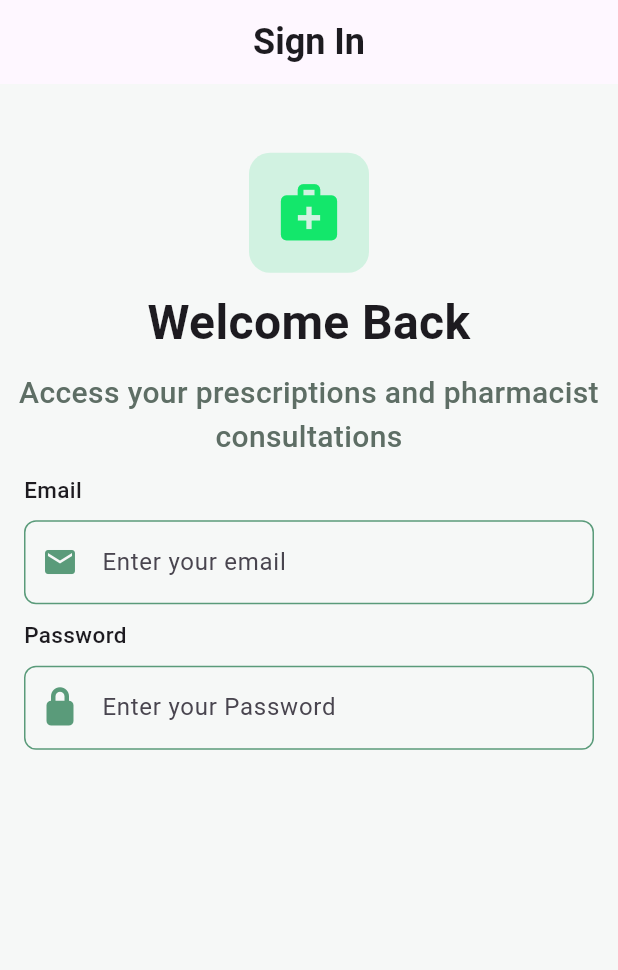
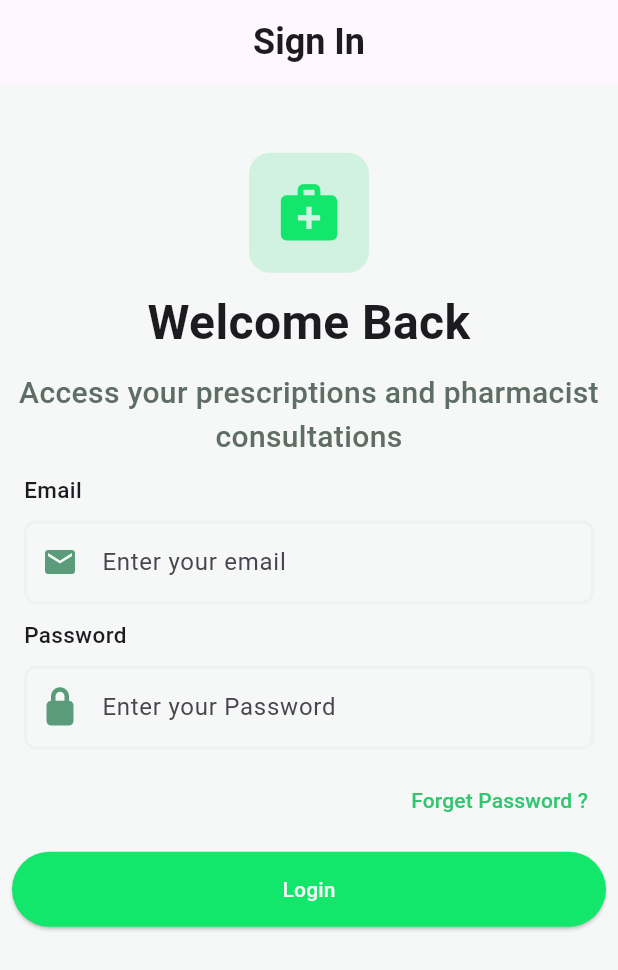
Before and after one commit to MohamedGamil13/Dawak, a Flutter app: the SignInScreen screen opened by its route, on a phone screen of 412 x 824 dp. Shown: the top 970 px of the screen. Run offline on Flutter 3.47's test engine with Material 3 defaults, Android fonts, the phone set to English and light mode, and no system bars; our stand-ins replace dotted_border, flutter_screenutil, font_awesome_flutter, get_it, go_router, smooth_page_indicator.

Commit message:
Sign In Screen Done

```diff
--- a/lib/core/widgets/custom_textfeild.dart
+++ b/lib/core/widgets/custom_textfeild.dart
@@ -12,11 +12,18 @@ class CustomTextfield extends StatelessWidget {
       decoration: InputDecoration(
         enabledBorder: OutlineInputBorder(
           borderRadius: BorderRadius.circular(8),
-          borderSide: const BorderSide(color: AppColors.darkGreen),
+          borderSide: const BorderSide(color: AppColors.grayborder, width: 2),
         ),
         border: OutlineInputBorder(
           borderRadius: BorderRadius.circular(8),
-          borderSide: const BorderSide(color: AppColors.primaryColor),
+          borderSide: const BorderSide(color: AppColors.grayborder, width: 2),
+        ),
+        focusedBorder: OutlineInputBorder(
+          borderRadius: BorderRadius.circular(8),
+          borderSide: const BorderSide(
+            color: AppColors.primaryColor,
+            // width: 0.8,
+          ),
         ),
         errorBorder: OutlineInputBorder(
           borderRadius: BorderRadius.circular(8),
--- a/lib/features/auth/presentation/views/widgets/sign_in_screen_body.dart
+++ b/lib/features/auth/presentation/views/widgets/sign_in_screen_body.dart
@@ -1,4 +1,6 @@
+import 'package:dawak/core/theme/colors/app_colors.dart';
 import 'package:dawak/core/theme/styles/app_styles.dart';
+import 'package:dawak/core/widgets/custom_button.dart';
 import 'package:dawak/core/widgets/custom_textfeild.dart';
 import 'package:dawak/core/widgets/sqaure_icon.dart';
 import 'package:dawak/generated/l10n.dart';
@@ -64,6 +66,15 @@ class SignInScreenBody extends StatelessWidget {
                 icon: FontAwesomeIcons.lock,
               ),
             ),
+            TextButton(
+              onPressed: () {},
+              style: TextButton.styleFrom(foregroundColor: AppColors.green),
+              child: const Align(
+                alignment: AlignmentDirectional.centerEnd,
+                child: Text('Forget Password ?'),
+              ),
+            ),
+            CustomButton(onPressed: () {}, text: 'Login'),
           ],
         ),
       ),
```
